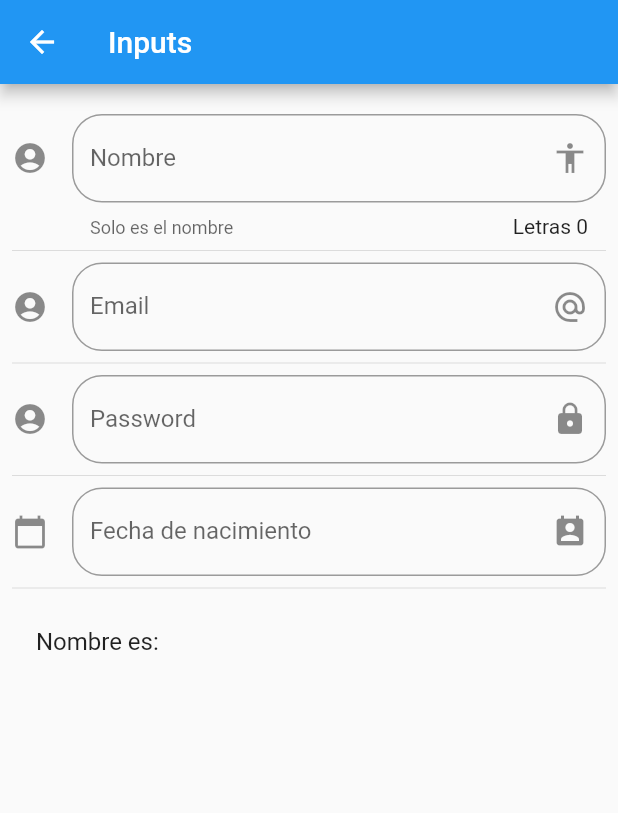
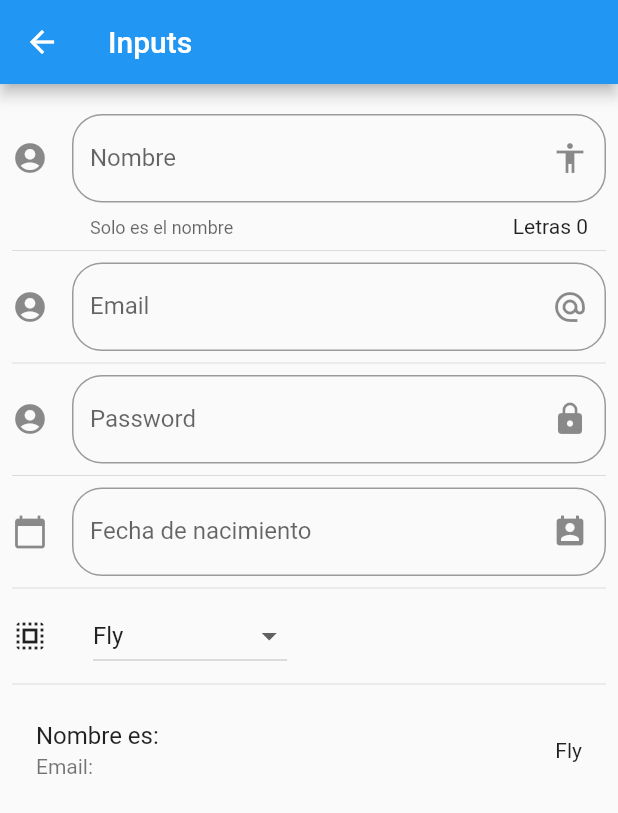
Before and after one commit to DanielReyesDev/FlutterComponentsTraining, a Flutter app: the screen it shows after launch, after a tap on "Inputs", on a phone screen of 412 x 824 dp. Shown: the top 813 px of the screen. Run offline on Flutter 3.47's test engine with Material 2 defaults, Android fonts, the phone set to English and light mode, and no system bars; network calls fail; statements that could not run were skipped.

Commit message:
Input Page finished. Also Slider Page finished. Working with Lists

```diff
--- a/lib/main.dart
+++ b/lib/main.dart
@@ -1,4 +1,5 @@
 import 'package:flutter/material.dart';
+import 'package:flutter_localizations/flutter_localizations.dart';
 
 import 'package:components_training/src/routes/routes.dart';
 import 'package:components_training/src/pages/alert_page.dart';
@@ -11,7 +12,15 @@ class MyApp extends StatelessWidget {
   @override
   Widget build(BuildContext context) {
     return MaterialApp(
-      title: 'Material App',
+      title: 'Components Training',
+      localizationsDelegates: [
+        GlobalMaterialLocalizations.delegate,
+        GlobalWidgetsLocalizations.delegate
+      ],
+      supportedLocales: [
+        const Locale('en', 'US'), // English
+        const Locale('es', 'ES'), // Spanish
+      ],
       initialRoute: '/',
       routes: getApplicationRoutes(),
       onGenerateRoute: (RouteSettings settings) {
--- a/lib/src/pages/input_page.dart
+++ b/lib/src/pages/input_page.dart
@@ -7,11 +7,14 @@ class InputPage extends StatefulWidget {
 
 class _InputPageState extends State<InputPage> {
 
-
   String _name = "";
   String _email = "";
   String _password = "";
   String _date = "";
+  String _selectedOption = "Fly";
+
+
+  List<String> _powers = ["Fly", "x Ray", "Super Breathe", "Super Strength"];
 
   TextEditingController _inputFieldDateController = new TextEditingController();
 
@@ -32,7 +35,9 @@ class _InputPageState extends State<InputPage> {
           Divider(),
           _buildDateInput(context),
           Divider(),
-          _buildPersonTile()
+          _buildDropdown(),
+          Divider(),
+          _buildPersonTile(),
         ],
       )
     );
@@ -62,6 +67,8 @@ class _InputPageState extends State<InputPage> {
   Widget _buildPersonTile() {
     return ListTile(
       title: Text("Nombre es: $_name"),
+      subtitle: Text("Email: $_email"),
+      trailing: Text(_selectedOption),
     );
   }
 
@@ -142,5 +149,36 @@ class _InputPageState extends State<InputPage> {
     }
   }
 
+  List<DropdownMenuItem<String>> getDropdownOptions() {
+    List<DropdownMenuItem<String>> list = new List();
+    _powers.forEach((power){
+      list.add( DropdownMenuItem(
+        child: Text(power),
+        value: power
+      ));
+    });
+    return list;
+  }
+
+  Widget _buildDropdown() {
+
+    return Row(
+      children: <Widget>[
+        Icon(Icons.select_all),
+        SizedBox(width: 30.0,),
+        DropdownButton(
+          value: _selectedOption,
+          items: getDropdownOptions(),
+          onChanged: (String option) {
+            setState(() {
+              this._selectedOption = option;
+            });
+          },
+        )
+      ],
+    );
+
+  }
+
 
 }
--- a/lib/src/routes/routes.dart
+++ b/lib/src/routes/routes.dart
@@ -6,6 +6,9 @@ import 'package:components_training/src/pages/home_page.dart';
 import 'package:components_training/src/pages/card_page.dart';
 import 'package:components_training/src/pages/animated_container.dart';
 import 'package:components_training/src/pages/input_page.dart';
+import 'package:components_training/src/pages/slider_page.dart';
+import 'package:components_training/src/pages/listview_page.dart';
+
 
 Map<String, WidgetBuilder> getApplicationRoutes() {
   return <String, WidgetBuilder>{
@@ -14,6 +17,8 @@ Map<String, WidgetBuilder> getApplicationRoutes() {
     'avatar': (BuildContext context ) => AvatarPage(),
     'card': (BuildContext context ) => CardPage(),
     'animatedContainer': (BuildContext context) => AnimatedContainerPage(),
-    'inputs': (BuildContext context) => InputPage()
+    'inputs': (BuildContext context) => InputPage(),
+    'slider': (BuildContext context) => SliderPage(),
+    'list': (BuildContext context) => ListPage(),
   };
 }
--- a/lib/src/utils/icon_utils.dart
+++ b/lib/src/utils/icon_utils.dart
@@ -5,7 +5,9 @@ final _icons = <String, IconData>{
 	'accessibility': Icons.accessibility,
 	'folder_open': Icons.folder_open,
   'donut_large': Icons.donut_large,
-  'input': Icons.input
+  'input': Icons.input,
+  'slider': Icons.slideshow,
+  'list': Icons.list
 };
 
 Icon getIcon(String iconName){
```
Also changed, not shown: data/menu_opts.json (+10 -0 lines), lib/src/pages/listview_page.dart (added, +18 -0 lines), lib/src/pages/slider_page.dart (added, +83 -0 lines).
